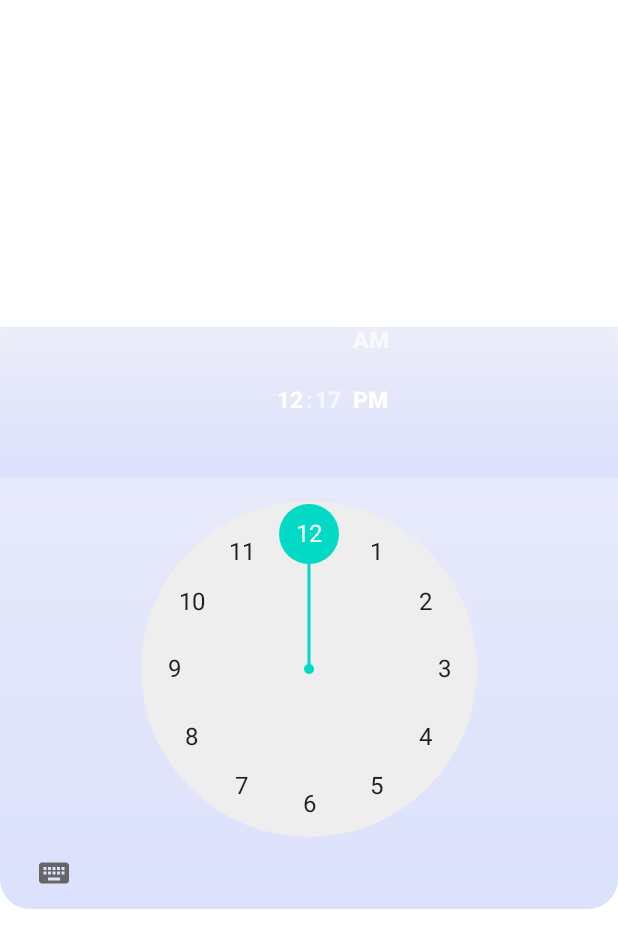
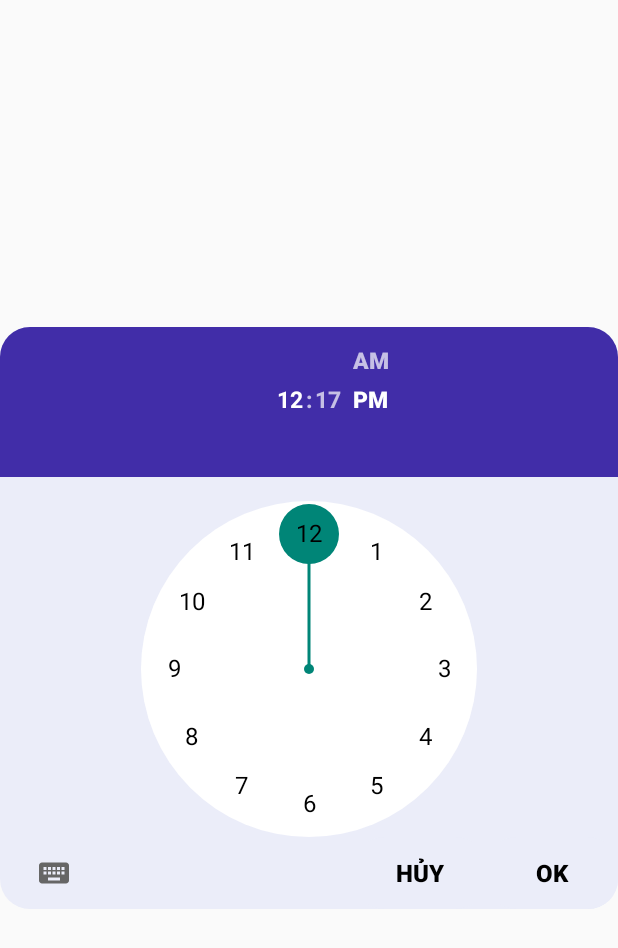
Before and after one commit to CaoVanTan/alarm-clock, an Android app: the layout new_alarm_popup.xml on its own in the app's theme, with its tools: preview values and no code run, on a phone screen of 412 x 824 dp. Shown: the top 948 px of the screen. Run offline under Robolectric (Android 15) with nearby library versions, the phone set to English and light mode, and no system bars.

```diff
--- /dev/null
+++ b/app/src/main/res/drawable/circle_button.xml
@@ -0,0 +1,4 @@
+<?xml version="1.0" encoding="utf-8"?>
+<shape  xmlns:android="http://schemas.android.com/apk/res/android" android:shape="oval">
+<solid android:color="@color/bg_nonfocus"></solid>
+</shape>
--- a/app/src/main/res/drawable/round_bottom_corner.xml
+++ b/app/src/main/res/drawable/round_bottom_corner.xml
@@ -1,11 +1,9 @@
 <?xml version="1.0" encoding="utf-8"?>
 <shape xmlns:android="http://schemas.android.com/apk/res/android">
-    <gradient
-        android:startColor="@color/bg_main1"
-        android:endColor="@color/bg_main2"
-        android:angle="-90"/>
+    <solid android:color="@color/bg_main1" />
     <corners
         android:bottomRightRadius="20dp"
         android:bottomLeftRadius="20dp"
-        ></corners>
+        android:topRightRadius="20dp"
+        android:topLeftRadius="20dp" />
 </shape>
--- a/app/src/main/res/drawable/round_top_corner.xml
+++ b/app/src/main/res/drawable/round_top_corner.xml
@@ -1,8 +1,8 @@
 <?xml version="1.0" encoding="utf-8"?>
 <shape xmlns:android="http://schemas.android.com/apk/res/android">
     <gradient
-        android:startColor="@color/bg_main1"
-        android:endColor="@color/bg_main2"
+        android:startColor="@color/bg_focus"
+        android:endColor="@color/bg_focus"
         android:angle="-90"/>
     <corners
         android:topLeftRadius="20dp"
--- a/app/src/main/res/layout/new_alarm_popup.xml
+++ b/app/src/main/res/layout/new_alarm_popup.xml
@@ -6,17 +6,52 @@
     android:layout_height="wrap_content"
     android:layout_gravity="center"
     android:background="@drawable/round_bottom_corner">
+
     <TimePicker
         android:id="@+id/TimePikerAlarm"
-        android:layout_width="match_parent"
+        android:layout_width="wrap_content"
         android:layout_height="wrap_content"
         android:layout_gravity="center_horizontal"
+        android:headerBackground="@drawable/round_top_corner"
+        android:numbersBackgroundColor="@color/white"
+        android:numbersTextColor="@color/black"
         android:textAlignment="center"
         android:timePickerMode="clock"
-        android:headerBackground="@drawable/round_top_corner"
         app:layout_constraintBottom_toBottomOf="parent"
+        app:layout_constraintEnd_toEndOf="parent"
+        app:layout_constraintHorizontal_bias="0.0"
         app:layout_constraintStart_toStartOf="parent"
-        app:layout_constraintTop_toTopOf="parent" />
+        app:layout_constraintTop_toTopOf="parent"
+        app:layout_constraintVertical_bias="1.0" />
 
+    <Button
+        android:id="@+id/close_btn"
+        android:layout_width="wrap_content"
+        android:layout_height="wrap_content"
+        android:layout_gravity="bottom"
+        android:text="@string/h_y"
+        android:textColor="@color/black"
+        android:textSize="16sp"
+        android:background="@drawable/round_bottom_corner"
+        android:outlineProvider="none"
+        app:layout_constraintBottom_toBottomOf="parent"
+        app:layout_constraintEnd_toEndOf="@+id/TimePikerAlarm"
+        app:layout_constraintEnd_toStartOf="@+id/confirm_btn"
+        app:layout_constraintHorizontal_bias="1.0"
+        app:layout_constraintStart_toEndOf="@+id/TimePikerAlarm"
+        app:layout_constraintStart_toStartOf="parent" />
 
+    <Button
+        android:id="@+id/confirm_btn"
+        android:layout_width="wrap_content"
+        android:layout_height="wrap_content"
+        android:text="@string/ok"
+        android:textColor="@color/black"
+        android:background="@drawable/round_bottom_corner"
+        android:outlineProvider="none"
+        android:textSize="16sp"
+        app:layout_constraintBottom_toBottomOf="parent"
+        app:layout_constraintEnd_toEndOf="parent"
+        app:layout_constraintHorizontal_bias="1.0"
+        app:layout_constraintStart_toEndOf="@+id/TimePikerAlarm" />
 </androidx.constraintlayout.widget.ConstraintLayout>
--- a/app/src/main/res/values/strings.xml
+++ b/app/src/main/res/values/strings.xml
@@ -1,8 +1,10 @@
 <resources>
     <string name="app_name">AlarmClock</string>
-    <!-- TODO: Remove or change this placeholder text -->
     <string name="alarm_fragment">Báo thức</string>
     <string name="clock_fragment">Đồng hồ</string>
     <string name="stoptime_fragment">Bấm giờ</string>
     <string name="timer_fragment">Hẹn giờ</string>
+    <string name="hello_blank_fragment">Hello blank fragment</string>
+    <string name="h_y">Hủy</string>
+    <string name="ok">OK</string>
 </resources>
--- a/app/src/main/res/values/themes.xml
+++ b/app/src/main/res/values/themes.xml
@@ -1,6 +1,6 @@
 <resources xmlns:tools="http://schemas.android.com/tools">
     <!-- Base application theme. -->
-    <style name="Theme.AlarmClock" parent="Theme.MaterialComponents.DayNight.DarkActionBar">
+    <style name="Theme.AlarmClock" parent="Theme.MaterialComponents.Light.NoActionBar.Bridge">
         <!-- Primary brand color. -->
         <item name="colorPrimary">@color/purple_500</item>
         <item name="colorPrimaryVariant">@color/purple_700</item>
```
Also changed, not shown: app/src/main/java/com/example/alarmclock/AlarmFragment.java (+48 -1 lines), app/src/main/java/com/example/alarmclock/MainActivity.java (+11 -4 lines), app/src/main/res/layout/fragment_alarm.xml (+13 -0 lines).
